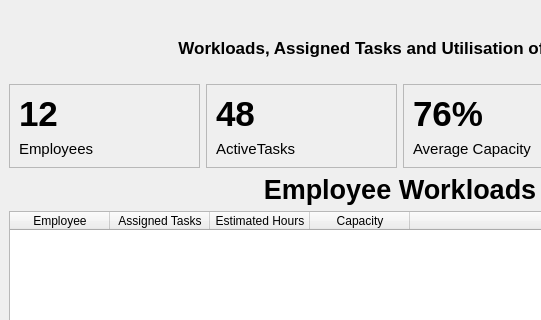
The window that main.ui (williamkruczek2-glitch/Team22-COB290-repo) describes before a commit, drawn with Qt 5; both pictures show x 0 to 541 and y 0 to 320 of the 800 by 600 pixel window.
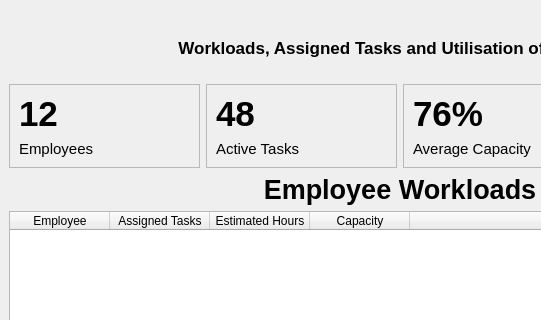
The same window after the commit.

```diff
--- a/main.ui
+++ b/main.ui
@@ -129,7 +129,7 @@
                  </font>
                 </property>
                 <property name="text">
-                 <string>ActiveTasks</string>
+                 <string>Active Tasks</string>
                 </property>
                </widget>
               </item>
```
Left out of the diff: 12 changed lines with no effect on the pictures.
